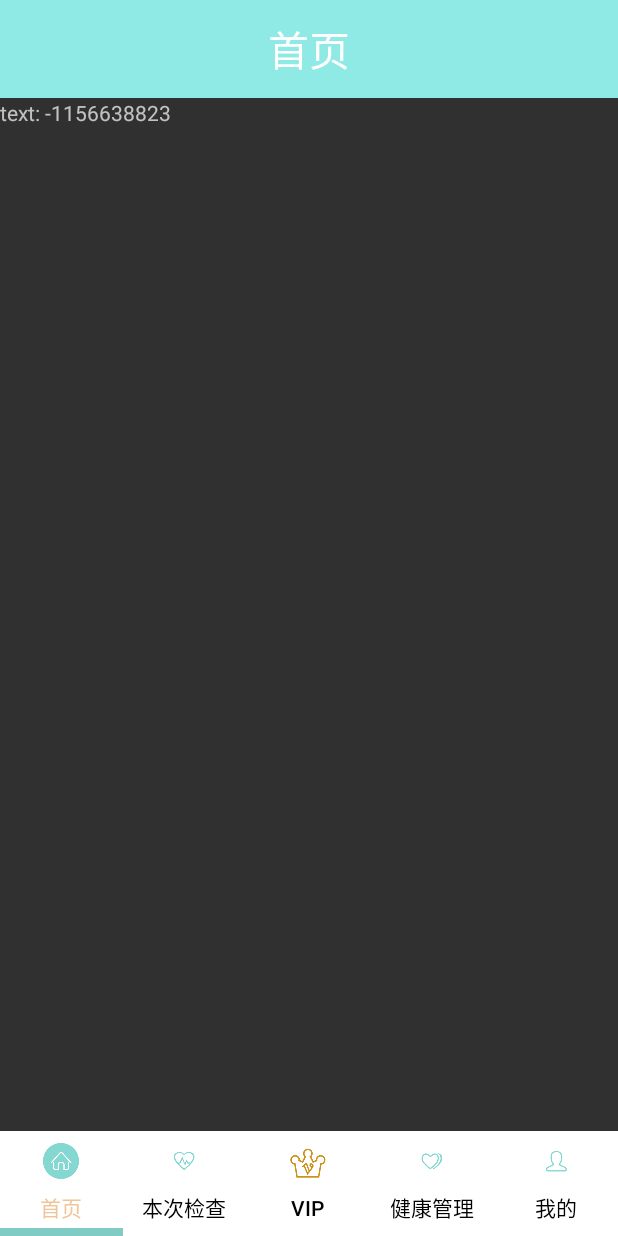
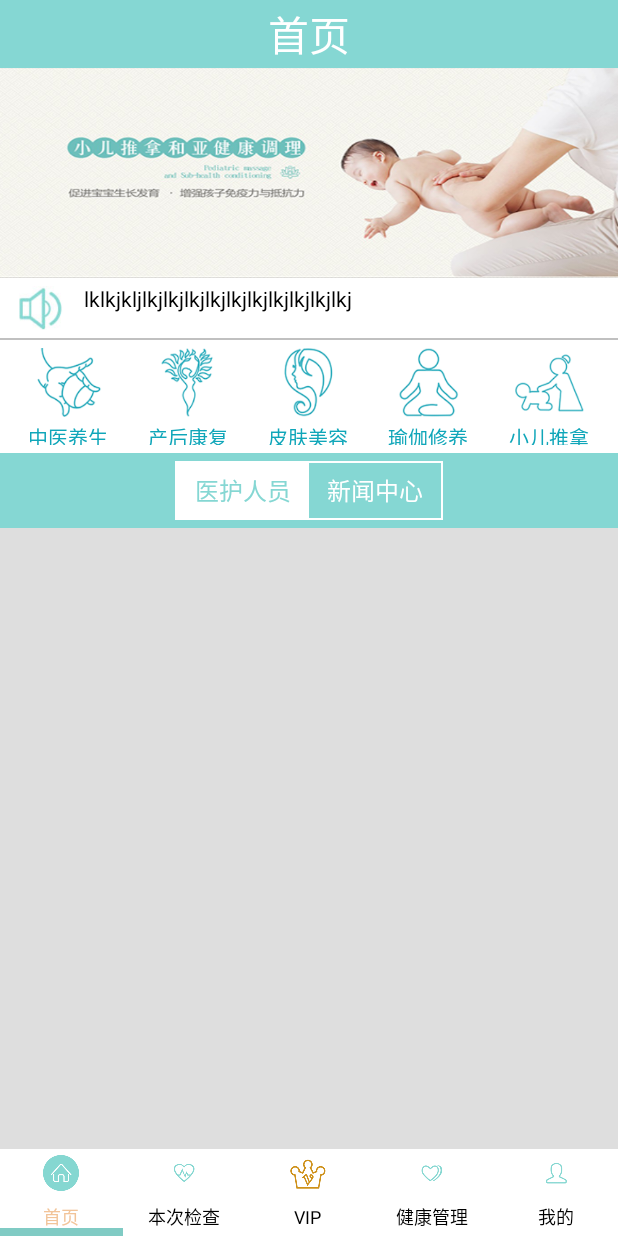
Before and after one commit to dengguotao8088/OutSourcing_Hospital, an Android app: the screen it shows after launch (MainActivity), on a phone screen of 412 x 824 dp. Run offline under Robolectric (Android 15) with nearby library versions, the phone set to English and light mode, and no system bars.

Commit message:
Add home page

```diff
--- /dev/null
+++ b/app/src/main/java/jinxin/out/com/jinxinhospital/BaseFragment.java
@@ -0,0 +1,12 @@
+package jinxin.out.com.jinxinhospital;
+
+import android.support.v4.app.Fragment;
+
+/**
+ * Created by Administrator on 2017/7/9.
+ */
+
+public class BaseFragment extends Fragment {
+    public void onPageChange(int newPage) {
+    }
+}
--- a/app/src/main/java/jinxin/out/com/jinxinhospital/FisrtPageFragment.java
+++ /dev/null
@@ -1,38 +0,0 @@
-package jinxin.out.com.jinxinhospital;
-
-import android.os.Bundle;
-import android.support.annotation.Nullable;
-import android.support.v4.app.Fragment;
-import android.view.LayoutInflater;
-import android.view.View;
-import android.view.ViewGroup;
-import android.widget.TextView;
-
-import java.util.Random;
-
-/**
- * Created by Administrator on 2017/7/9.
- */
-
-public class FisrtPageFragment extends Fragment {
-
-    @Override
-    public void onCreate(@Nullable Bundle savedInstanceState) {
-        super.onCreate(savedInstanceState);
-    }
-
-    @Nullable
-    @Override
-    public View onCreateView(LayoutInflater inflater, @Nullable ViewGroup container, Bundle savedInstanceState) {
-        View view = inflater.inflate(R.layout.test, container, false);
-        TextView textView = view.findViewById(R.id.test);
-        textView.setText("text: " + new Random().nextInt());
-        return view;
-    }
-
-    @Override
-    public void onActivityCreated(Bundle savedInstanceState) {
-        super.onActivityCreated(savedInstanceState);
-
-    }
-}
--- /dev/null
+++ b/app/src/main/java/jinxin/out/com/jinxinhospital/HomePageFragment.java
@@ -0,0 +1,117 @@
+package jinxin.out.com.jinxinhospital;
+
+import android.animation.Animator;
+import android.graphics.Color;
+import android.os.Bundle;
+import android.os.Handler;
+import android.os.Message;
+import android.support.annotation.Nullable;
+import android.view.LayoutInflater;
+import android.view.View;
+import android.view.ViewGroup;
+import android.widget.Button;
+import android.widget.ImageView;
+
+/**
+ * Created by Administrator on 2017/7/9.
+ */
+
+public class HomePageFragment extends BaseFragment {
+
+    private static final int CHANGE_SHOW_IMAGE = 0x111;
+
+    private int mIndex;
+
+    private int mCurrentPage;
+    private int mCurrentShow;
+
+    private ImageView mShowImageView;
+
+    private Button mYHBtn;
+    private Button mNewsBtn;
+    private int colorId;
+
+    private int[] mHomePageShow = new int[]{
+            R.drawable.banner1,
+            R.drawable.banner2,
+            R.drawable.banner3,
+            R.drawable.banner4,
+            R.drawable.banner5
+    };
+
+    @Override
+    public void onCreate(@Nullable Bundle savedInstanceState) {
+        super.onCreate(savedInstanceState);
+        mIndex = getArguments().getInt(MainActivity.KEY_POSITION);
+    }
+
+    @Nullable
+    @Override
+    public View onCreateView(LayoutInflater inflater, @Nullable ViewGroup container, Bundle savedInstanceState) {
+        View view = inflater.inflate(R.layout.home_page, container, false);
+        mShowImageView = view.findViewById(R.id.home_page_show_img);
+        mShowImageView.setImageResource(mHomePageShow[0]);
+        mYHBtn = view.findViewById(R.id.home_page_yihurenyuan_btn);
+        mYHBtn.setBackgroundColor(Color.WHITE);
+        mYHBtn.setTextColor(getResources().getColor(R.color.colorHomePageBlue));
+        mYHBtn.setOnClickListener(mYHOnclickListener);
+        mNewsBtn = view.findViewById(R.id.home_page_news_btn);
+        mNewsBtn.setOnClickListener(mNewsBtnOnclickListener);
+        mCurrentShow = 0;
+        return view;
+    }
+
+    private View.OnClickListener mYHOnclickListener = new View.OnClickListener() {
+        @Override
+        public void onClick(View view) {
+            mYHBtn.setBackgroundColor(Color.WHITE);
+            mYHBtn.setTextColor(getResources().getColor(R.color.colorHomePageBlue));
+            mNewsBtn.setBackgroundColor(getResources().getColor(R.color.colorHomePageBlue));
+            mNewsBtn.setTextColor(Color.WHITE);
+        }
+    };
+
+    private View.OnClickListener mNewsBtnOnclickListener = new View.OnClickListener() {
+        @Override
+        public void onClick(View view) {
+            mNewsBtn.setBackgroundColor(Color.WHITE);
+            mYHBtn.setBackgroundColor(getResources().getColor(R.color.colorHomePageBlue));
+            mNewsBtn.setTextColor(getResources().getColor(R.color.colorHomePageBlue));
+            mYHBtn.setTextColor(Color.WHITE);
+        }
+    };
+
+    @Override
+    public void onActivityCreated(Bundle savedInstanceState) {
+        super.onActivityCreated(savedInstanceState);
+        mHandler.sendEmptyMessageDelayed(CHANGE_SHOW_IMAGE, 2000);
+    }
+
+    private final Handler mHandler = new Handler() {
+
+        @Override
+        public void handleMessage(Message msg) {
+            switch (msg.what) {
+                case CHANGE_SHOW_IMAGE:
+                    mCurrentShow = (mCurrentShow + 1) % 5;
+                    mShowImageView.setImageResource(mHomePageShow[mCurrentShow]);
+                    if (mCurrentPage == mIndex) {
+                        mHandler.removeMessages(CHANGE_SHOW_IMAGE);
+                        mHandler.sendEmptyMessageDelayed(CHANGE_SHOW_IMAGE, 1500);
+                    }
+                    break;
+                default:
+                    break;
+            }
+        }
+    };
+
+    @Override
+    public void onPageChange(int newPage) {
+        mCurrentPage = newPage;
+        mHandler.removeMessages(CHANGE_SHOW_IMAGE);
+        if (mCurrentPage == mIndex) {
+            mHandler.sendEmptyMessageDelayed(CHANGE_SHOW_IMAGE, 1500);
+        }
+    }
+}
--- a/app/src/main/java/jinxin/out/com/jinxinhospital/MainActivity.java
+++ b/app/src/main/java/jinxin/out/com/jinxinhospital/MainActivity.java
@@ -1,6 +1,5 @@
 package jinxin.out.com.jinxinhospital;
 
-import android.app.ActionBar;
 import android.support.v4.app.Fragment;
 import android.support.v4.app.FragmentPagerAdapter;
 import android.support.v4.view.ViewPager;
@@ -9,7 +8,6 @@ import android.os.Bundle;
 import android.support.design.widget.TabLayout;
 import android.util.Log;
 import android.widget.TextView;
-import android.widget.Toolbar;
 
 import java.util.ArrayList;
 import java.util.HashMap;
@@ -20,13 +18,13 @@ import java.util.Map;
 
 public class MainActivity extends AppCompatActivity {
 
-    private static final String KEY_POSITION = "key_position";
+    public static final String KEY_POSITION = "key_position";
     String TAG = "dengguotao";
-    private static final int HOME_POSITION = 0;
-    private static final int CURRENT_CHECK_POSITION = 1;
-    private static final int VIP_POSITION = 2;
-    private static final int HEALTH_MANAGE_POSITION = 3;
-    private static final int USER_MANAGE_POSITION = 4;
+    public static final int HOME_POSITION = 0;
+    public static final int CURRENT_CHECK_POSITION = 1;
+    public static final int VIP_POSITION = 2;
+    public static final int HEALTH_MANAGE_POSITION = 3;
+    public static final int USER_MANAGE_POSITION = 4;
 
 
     private TextView mTitle;
@@ -63,27 +61,27 @@ public class MainActivity extends AppCompatActivity {
         final TabLayout.Tab homeTab = mTabLayout.newTab();
         homeTab.setIcon(R.drawable.tb1_hover);
         homeTab.setText(R.string.page_home);
-        mTabsAdapter.addTab(homeTab, FisrtPageFragment.class, HOME_POSITION);
+        mTabsAdapter.addTab(homeTab, HomePageFragment.class, HOME_POSITION);
 
         final TabLayout.Tab currentCheckTab = mTabLayout.newTab();
         currentCheckTab.setIcon(R.drawable.tb2);
         currentCheckTab.setText(R.string.page_current_check);
-        mTabsAdapter.addTab(currentCheckTab, FisrtPageFragment.class, CURRENT_CHECK_POSITION);
+        mTabsAdapter.addTab(currentCheckTab, HomePageFragment.class, CURRENT_CHECK_POSITION);
 
         final TabLayout.Tab vipTab = mTabLayout.newTab();
         vipTab.setIcon(R.drawable.tb5);
         vipTab.setText(R.string.page_vip);
-        mTabsAdapter.addTab(vipTab, FisrtPageFragment.class, VIP_POSITION);
+        mTabsAdapter.addTab(vipTab, HomePageFragment.class, VIP_POSITION);
 
         final TabLayout.Tab healthManageTab = mTabLayout.newTab();
         healthManageTab.setIcon(R.drawable.tb3);
         healthManageTab.setText(R.string.page_health_manage);
-        mTabsAdapter.addTab(healthManageTab, FisrtPageFragment.class, HEALTH_MANAGE_POSITION);
+        mTabsAdapter.addTab(healthManageTab, HomePageFragment.class, HEALTH_MANAGE_POSITION);
 
         final TabLayout.Tab userManageTab = mTabLayout.newTab();
         userManageTab.setIcon(R.drawable.tb4);
         userManageTab.setText(R.string.page_user);
-        mTabsAdapter.addTab(userManageTab, FisrtPageFragment.class, USER_MANAGE_POSITION);
+        mTabsAdapter.addTab(userManageTab, HomePageFragment.class, USER_MANAGE_POSITION);
 
         mContentPager.setCurrentItem(mCurrentTab);
         mTabLayout.getTabAt(mCurrentTab).select();
@@ -180,7 +178,12 @@ public class MainActivity extends AppCompatActivity {
         }
 
         private void notifyPageChanged(int newPage) {
-
+            for (int i = 0; i < mFragments.size(); i++) {
+                BaseFragment fragment = (BaseFragment) mFragments.get(i);
+                if (fragment != null) {
+                    fragment.onPageChange(newPage);
+                }
+            }
         }
     }
 
--- a/app/src/main/res/layout/activity_main.xml
+++ b/app/src/main/res/layout/activity_main.xml
@@ -10,8 +10,8 @@
 
     <LinearLayout
         android:layout_width="match_parent"
-        android:layout_height="65dp"
-        android:background="#8FE9E4"
+        android:layout_height="45dp"
+        android:background="#85D7D3"
         android:gravity="center">
 
         <TextView
@@ -34,7 +34,7 @@
     <android.support.design.widget.TabLayout
         android:id="@+id/tab"
         android:layout_width="match_parent"
-        android:layout_height="70dp"
+        android:layout_height="58dp"
         android:layout_gravity="bottom"
         android:layout_marginBottom="0dp"
         android:background="@android:color/white"
@@ -42,6 +42,7 @@
         app:tabGravity="fill"
         app:tabIndicatorHeight="5dp"
         app:tabSelectedTextColor="#F2C499"
+        app:tabTextAppearance="@style/tabSize"
         app:tabTextColor="@android:color/black" />
 
 </LinearLayout>
--- /dev/null
+++ b/app/src/main/res/layout/home_page.xml
@@ -0,0 +1,222 @@
+<?xml version="1.0" encoding="utf-8"?>
+<LinearLayout xmlns:android="http://schemas.android.com/apk/res/android"
+    android:layout_width="match_parent"
+    android:layout_height="match_parent"
+    android:orientation="vertical">
+
+    <FrameLayout
+        android:layout_width="match_parent"
+        android:layout_height="140dp">
+
+        <ImageView
+            android:id="@+id/home_page_show_img"
+            android:layout_width="match_parent"
+            android:layout_height="match_parent"
+            android:scaleType="fitXY" />
+    </FrameLayout>
+
+    <LinearLayout
+        android:layout_width="match_parent"
+        android:layout_height="40dp"
+        android:background="@android:color/white"
+        android:orientation="horizontal">
+
+        <ImageView
+            android:layout_width="wrap_content"
+            android:layout_height="match_parent"
+            android:paddingBottom="5dp"
+            android:paddingLeft="2dp"
+            android:paddingTop="5dp"
+            android:scaleType="fitCenter"
+            android:src="@drawable/new1" />
+
+        <TextView
+            android:layout_width="match_parent"
+            android:layout_height="match_parent"
+            android:layout_margin="4dp"
+            android:text="lklkjkljlkjlkjlkjlkjlkjlkjlkjlkjlkjlkj"
+            android:textColor="@android:color/black"
+            android:textSize="14sp" />
+    </LinearLayout>
+
+    <View
+        android:layout_width="match_parent"
+        android:layout_height="1dp"
+        android:background="#C0C0C0" />
+
+    <LinearLayout
+        android:layout_width="match_parent"
+        android:layout_height="75dp"
+        android:background="@android:color/white"
+        android:orientation="horizontal"
+        android:padding="5dp">
+
+        <LinearLayout
+            android:id="@+id/zhongyiyangsheng"
+            android:layout_width="0dp"
+            android:layout_height="match_parent"
+            android:layout_weight="1"
+            android:orientation="vertical">
+
+            <ImageView
+                android:layout_width="wrap_content"
+                android:layout_height="0dp"
+                android:layout_weight="1"
+                android:paddingBottom="3dp"
+                android:scaleType="fitCenter"
+                android:src="@drawable/lm1" />
+
+            <TextView
+                android:layout_width="wrap_content"
+                android:layout_height="15dp"
+                android:layout_gravity="center"
+                android:background="@android:color/white"
+                android:text="中医养生"
+                android:textColor="#0FA6B9"
+                android:textSize="13dp" />
+        </LinearLayout>
+
+        <LinearLayout
+            android:id="@+id/chanhoukangfu"
+            android:layout_width="0dp"
+            android:layout_height="match_parent"
+            android:layout_weight="1"
+            android:orientation="vertical">
+
+            <ImageView
+                android:layout_width="wrap_content"
+                android:layout_height="0dp"
+                android:layout_weight="1"
+                android:paddingBottom="3dp"
+                android:scaleType="fitCenter"
+                android:src="@drawable/lm2" />
+
+            <TextView
+                android:layout_width="wrap_content"
+                android:layout_height="15dp"
+                android:layout_gravity="center"
+                android:background="@android:color/white"
+                android:text="产后康复"
+                android:textColor="#0FA6B9"
+                android:textSize="13dp" />
+        </LinearLayout>
+
+        <LinearLayout
+            android:id="@+id/pifumeirong"
+            android:layout_width="0dp"
+            android:layout_height="match_parent"
+            android:layout_weight="1"
+            android:orientation="vertical">
+
+            <ImageView
+                android:layout_width="wrap_content"
+                android:layout_height="0dp"
+                android:layout_weight="1"
+                android:paddingBottom="3dp"
+                android:scaleType="fitCenter"
+                android:src="@drawable/lm3" />
+
+            <TextView
+                android:layout_width="wrap_content"
+                android:layout_height="15dp"
+                android:layout_gravity="center"
+                android:background="@android:color/white"
+                android:text="皮肤美容"
+                android:textColor="#0FA6B9"
+                android:textSize="13dp" />
+        </LinearLayout>
+
+        <LinearLayout
+            android:id="@+id/yujiaxiuyang"
+            android:layout_width="0dp"
+            android:layout_height="match_parent"
+            android:layout_weight="1"
+            android:orientation="vertical">
+
+            <ImageView
+                android:layout_width="wrap_content"
+                android:layout_height="0dp"
+                android:layout_weight="1"
+                android:paddingBottom="3dp"
+                android:scaleType="fitCenter"
+                android:src="@drawable/lm4" />
+
+            <TextView
+                android:layout_width="wrap_content"
+                android:layout_height="15dp"
+                android:layout_gravity="center"
+                android:background="@android:color/white"
+                android:text="瑜伽修养"
+                android:textColor="#0FA6B9"
+                android:textSize="13dp" />
+        </LinearLayout>
+
+        <LinearLayout
+            android:id="@+id/xiaoertuina"
+            android:layout_width="0dp"
+            android:layout_height="match_parent"
+            android:layout_weight="1"
+            android:orientation="vertical">
+
+            <ImageView
+                android:layout_width="wrap_content"
+                android:layout_height="0dp"
+                android:layout_weight="1"
+                android:paddingBottom="3dp"
+                android:scaleType="fitCenter"
+                android:src="@drawable/lm5" />
+
+            <TextView
+                android:layout_width="wrap_content"
+                android:layout_height="15dp"
+                android:layout_gravity="center"
+                android:background="@android:color/white"
+                android:text="小儿推拿"
+                android:textColor="#0FA6B9"
+                android:textSize="13dp" />
+        </LinearLayout>
+    </LinearLayout>
+
+    <LinearLayout
+        android:layout_width="match_parent"
+        android:layout_height="50dp"
+        android:background="#85D7D3"
+        android:gravity="center"
+        android:padding="5dp">
+
+        <LinearLayout
+            android:layout_width="wrap_content"
+            android:layout_height="wrap_content"
+            android:background="@android:color/white"
+            android:orientation="horizontal"
+            android:padding="1dp">
+
+            <Button
+                android:id="@+id/home_page_yihurenyuan_btn"
+                android:layout_width="match_parent"
+                android:layout_height="match_parent"
+                android:layout_gravity="center_horizontal"
+                android:background="#85D7D3"
+                android:text="医护人员"
+                android:textSize="16dp" />
+
+            <Button
+                android:id="@+id/home_page_news_btn"
+                android:layout_width="match_parent"
+                android:layout_height="match_parent"
+                android:layout_gravity="center_horizontal"
+                android:background="#85D7D3"
+                android:text="新闻中心"
+                android:textSize="16dp" />
+        </LinearLayout>
+
+    </LinearLayout>
+
+    <ListView
+        android:id="@+id/home_page_list"
+        android:layout_width="match_parent"
+        android:layout_height="match_parent"
+        android:background="#DEDEDE">
+
+    </ListView>
+</LinearLayout>
--- a/app/src/main/res/values/colors.xml
+++ b/app/src/main/res/values/colors.xml
@@ -3,4 +3,5 @@
     <color name="colorPrimary">#3F51B5</color>
     <color name="colorPrimaryDark">#303F9F</color>
     <color name="colorAccent">#FF4081</color>
+    <color name="colorHomePageBlue">#85D7D3</color>
 </resources>
--- a/app/src/main/res/values/styles.xml
+++ b/app/src/main/res/values/styles.xml
@@ -8,4 +8,7 @@
         <item name="colorAccent">@color/colorAccent</item>
     </style>
 
+    <style name="tabSize" parent="android:TextAppearance.Holo.Small">
+        <item name="android:textSize">12sp</item>
+    </style>
 </resources>
```
Also changed, not shown: app/src/main/res/anim/home_page_show_anim.xml (added, +10 -0 lines).
